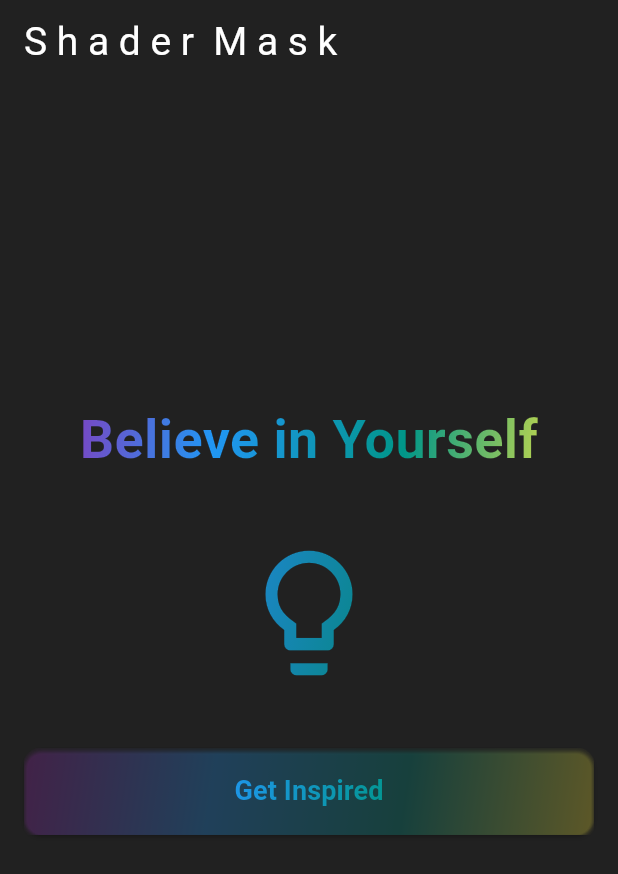
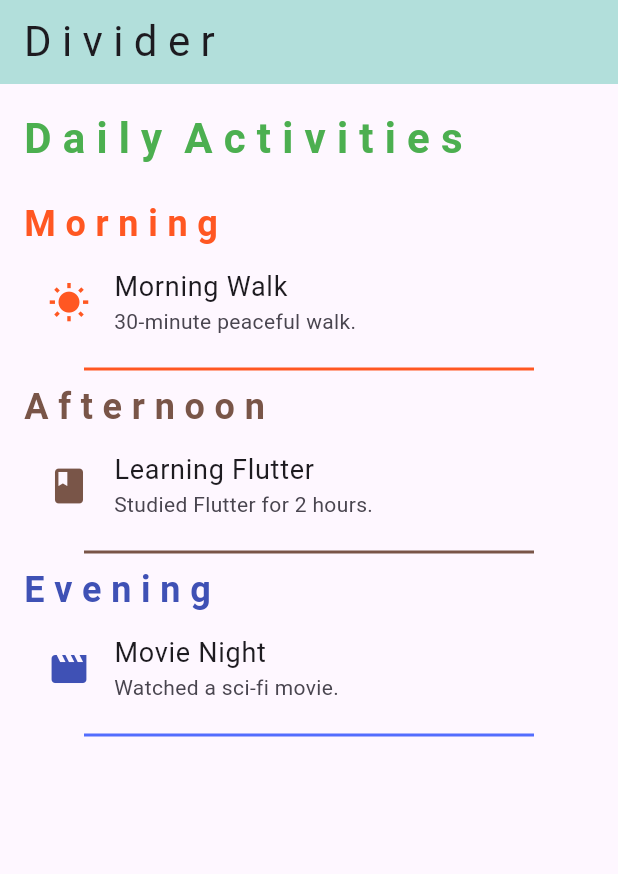
Before and after one commit to pawanacharya944/Flutter_Tutorial, a Flutter app: the screen it shows after launch, on a phone screen of 412 x 824 dp. Shown: the top 874 px of the screen. Run offline on Flutter 3.47's test engine with Material 3 defaults, Android fonts, the phone set to English and light mode, and no system bars; our stand-ins replace animated_text_kit, badges, carousel_slider, convex_bottom_bar, curved_navigation_bar, flutter_rating_bar and 13 more.

Commit message:
update_divider

```diff
--- a/lib/Widgets/sliver_grid.dart
+++ b/lib/Widgets/sliver_grid.dart
@@ -17,6 +17,8 @@ class MySliverGrid extends StatelessWidget {
                                 ? Colors.indigo.shade200
                                 : Colors.red.shade200
           });
+
+  MySliverGrid({super.key});
 
   @override
   Widget build(BuildContext context) {
--- /dev/null
+++ b/lib/divider.dart
@@ -0,0 +1,130 @@
+import 'package:flutter/material.dart';
+
+class MyDivider extends StatelessWidget {
+  const MyDivider({super.key});
+
+  @override
+  Widget build(BuildContext context) {
+    return Scaffold(
+      appBar: AppBar(
+        title: const Text(
+          'D i v i d e r',
+          style: TextStyle(fontSize: 28),
+        ),
+        backgroundColor: Colors.teal.shade100,
+      ),
+      body: const Padding(
+        padding: EdgeInsets.all(16.0),
+        child: Column(
+          crossAxisAlignment: CrossAxisAlignment.start,
+          children: [
+            // Title
+
+            Text(
+              'D a i l y  A c t i v i t i e s',
+              style: TextStyle(
+                  fontSize: 28,
+                  fontWeight: FontWeight.bold,
+                  color: Colors.green),
+            ),
+
+            SizedBox(height: 20),
+
+            // morning section
+
+            Text(
+              'M o r n i n g',
+              style: TextStyle(
+                fontSize: 24,
+                fontWeight: FontWeight.w600,
+                color: Colors.deepOrange,
+              ),
+            ),
+
+            ListTile(
+              leading: Icon(
+                Icons.wb_sunny,
+                color: Colors.deepOrange,
+                size: 28,
+              ),
+              title: Text(
+                'Morning Walk',
+                style: TextStyle(fontSize: 18),
+              ),
+              subtitle: Text('30-minute peaceful walk.'),
+            ),
+
+            Divider(
+              color: Colors.deepOrange,
+              thickness: 2,
+              indent: 40,
+              endIndent: 40,
+            ),
+
+            // Afternoon section
+
+            Text(
+              'A f t e r n o o n',
+              style: TextStyle(
+                fontSize: 24,
+                fontWeight: FontWeight.w600,
+                color: Colors.brown,
+              ),
+            ),
+
+            ListTile(
+              leading: Icon(
+                Icons.book,
+                color: Colors.brown,
+                size: 28,
+              ),
+              title: Text(
+                'Learning Flutter',
+                style: TextStyle(fontSize: 18),
+              ),
+              subtitle: Text('Studied Flutter for 2 hours.'),
+            ),
+
+            Divider(
+              color: Colors.brown,
+              thickness: 2,
+              indent: 40,
+              endIndent: 40,
+            ),
+
+            // Evening section
+
+            Text(
+              'E v e n i n g',
+              style: TextStyle(
+                fontSize: 24,
+                fontWeight: FontWeight.w600,
+                color: Colors.indigo,
+              ),
+            ),
+
+            ListTile(
+              leading: Icon(
+                Icons.movie,
+                color: Colors.indigo,
+                size: 28,
+              ),
+              title: Text(
+                'Movie Night',
+                style: TextStyle(fontSize: 18),
+              ),
+              subtitle: Text('Watched a sci-fi movie.'),
+            ),
+
+            Divider(
+              color: Colors.indigoAccent,
+              thickness: 2,
+              indent: 40,
+              endIndent: 40,
+            ),
+          ],
+        ),
+      ),
+    );
+  }
+}
--- a/lib/main.dart
+++ b/lib/main.dart
@@ -1,4 +1,4 @@
-import 'package:first_project/shader_mask.dart';
+import 'package:first_project/divider.dart';
 import 'package:flutter/material.dart';
 
 void main() {
@@ -14,7 +14,7 @@ class MyApp extends StatelessWidget {
       debugShowCheckedModeBanner: false,
       title: "Flutter Project",
       theme: ThemeData(primarySwatch: Colors.blue),
-      home: MyShaderMask(),
+      home: MyDivider(),
     );
   }
 }
```
Also changed, not shown: lib/test.dart (+68 -0 lines), images/d.jpg (added), lib/Widgets/shader_mask.dart (renamed from lib/shader_mask.dart).
